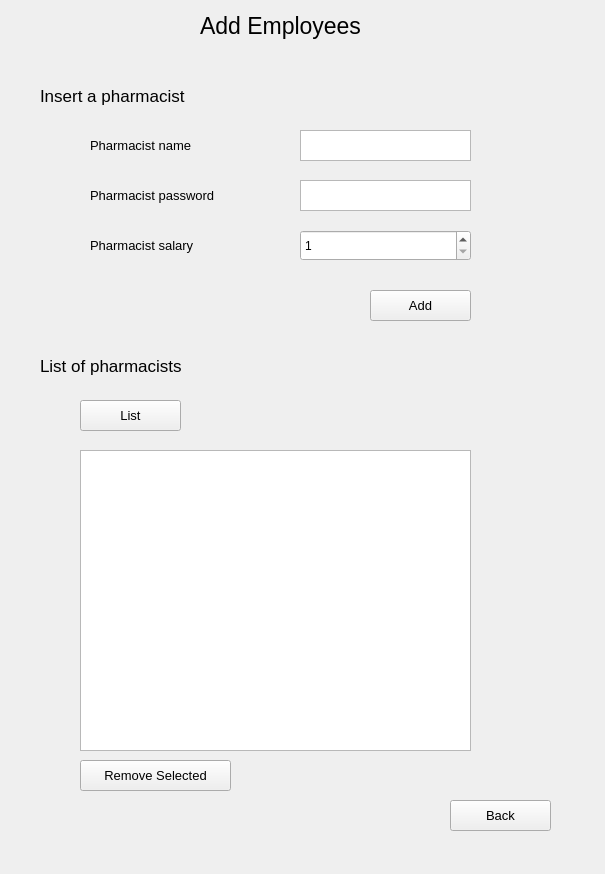
The window that add_employees_window.ui (osamamuhammad3623/pharmacy_management_system) describes before a commit, drawn with Qt 5.
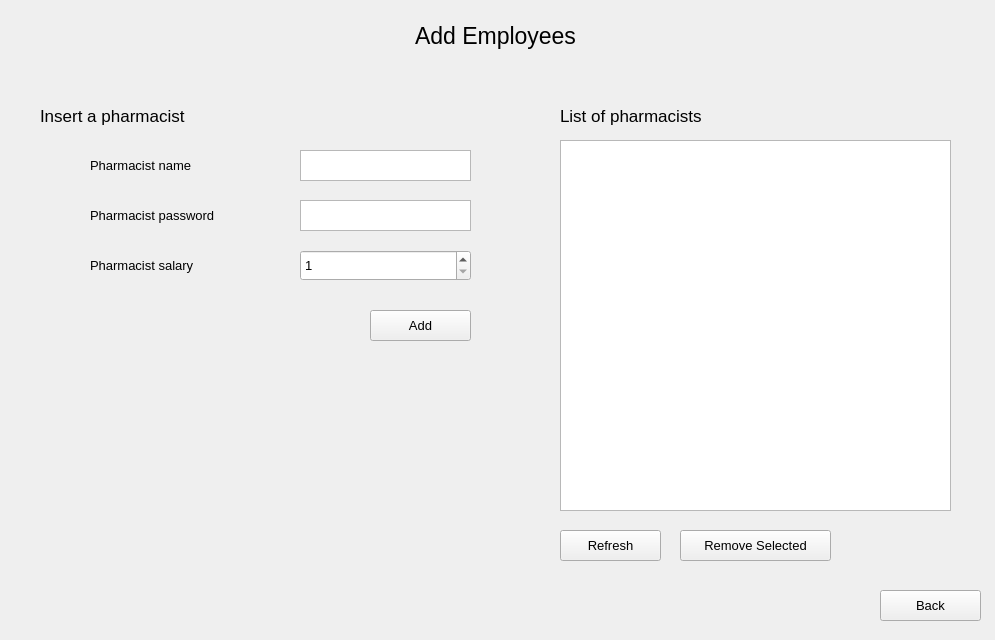
The same window after the commit.

Diff of the .ui file:
```diff
--- a/add_employees_window.ui
+++ b/add_employees_window.ui
@@ -6,8 +6,8 @@
    <rect>
     <x>0</x>
     <y>0</y>
-    <width>605</width>
-    <height>874</height>
+    <width>995</width>
+    <height>640</height>
    </rect>
   </property>
   <property name="windowTitle">
@@ -16,8 +16,8 @@
   <widget class="QPushButton" name="pushButton">
    <property name="geometry">
     <rect>
-     <x>80</x>
-     <y>400</y>
+     <x>560</x>
+     <y>530</y>
      <width>101</width>
      <height>31</height>
     </rect>
@@ -28,14 +28,14 @@
     </font>
    </property>
    <property name="text">
-    <string>List</string>
+    <string>Refresh</string>
    </property>
   </widget>
   <widget class="QLabel" name="label_5">
    <property name="geometry">
     <rect>
      <x>90</x>
-     <y>230</y>
+     <y>250</y>
      <width>171</width>
      <height>31</height>
     </rect>
@@ -53,7 +53,7 @@
    <property name="geometry">
     <rect>
      <x>370</x>
-     <y>290</y>
+     <y>310</y>
      <width>101</width>
      <height>31</height>
     </rect>
@@ -71,7 +71,7 @@
    <property name="geometry">
     <rect>
      <x>90</x>
-     <y>130</y>
+     <y>150</y>
      <width>141</width>
      <height>31</height>
     </rect>
@@ -88,28 +88,38 @@
   <widget class="QTableWidget" name="tableWidget">
    <property name="geometry">
     <rect>
-     <x>80</x>
-     <y>450</y>
+     <x>560</x>
+     <y>140</y>
      <width>391</width>
-     <height>301</height>
+     <height>371</height>
     </rect>
    </property>
+   <property name="font">
+    <font>
+     <pointsize>10</pointsize>
+    </font>
+   </property>
   </widget>
   <widget class="QTextEdit" name="textEdit">
    <property name="geometry">
     <rect>
      <x>300</x>
-     <y>130</y>
+     <y>150</y>
      <width>171</width>
      <height>31</height>
     </rect>
    </property>
+   <property name="font">
+    <font>
+     <pointsize>10</pointsize>
+    </font>
+   </property>
   </widget>
   <widget class="QLabel" name="label_4">
    <property name="geometry">
     <rect>
-     <x>40</x>
-     <y>350</y>
+     <x>560</x>
+     <y>100</y>
      <width>221</width>
      <height>31</height>
     </rect>
@@ -126,8 +136,8 @@
   <widget class="QPushButton" name="pushButton_4">
    <property name="geometry">
     <rect>
-     <x>80</x>
-     <y>760</y>
+     <x>680</x>
+     <y>530</y>
      <width>151</width>
      <height>31</height>
     </rect>
@@ -145,11 +155,16 @@
    <property name="geometry">
     <rect>
      <x>300</x>
-     <y>230</y>
+     <y>250</y>
      <width>171</width>
      <height>31</height>
     </rect>
    </property>
+   <property name="font">
+    <font>
+     <pointsize>10</pointsize>
+    </font>
+   </property>
    <property name="minimum">
     <number>1</number>
    </property>
@@ -160,8 +175,8 @@
   <widget class="QPushButton" name="pushButton_3">
    <property name="geometry">
     <rect>
-     <x>450</x>
-     <y>800</y>
+     <x>880</x>
+     <y>590</y>
      <width>101</width>
      <height>31</height>
     </rect>
@@ -179,7 +194,7 @@
    <property name="geometry">
     <rect>
      <x>90</x>
-     <y>180</y>
+     <y>200</y>
      <width>171</width>
      <height>31</height>
     </rect>
@@ -197,7 +212,7 @@
    <property name="geometry">
     <rect>
      <x>40</x>
-     <y>80</y>
+     <y>100</y>
      <width>221</width>
      <height>31</height>
     </rect>
@@ -215,19 +230,24 @@
    <property name="geometry">
     <rect>
      <x>300</x>
-     <y>180</y>
+     <y>200</y>
      <width>171</width>
      <height>31</height>
     </rect>
    </property>
+   <property name="font">
+    <font>
+     <pointsize>10</pointsize>
+    </font>
+   </property>
   </widget>
   <widget class="QLabel" name="label_6">
    <property name="geometry">
     <rect>
-     <x>170</x>
+     <x>10</x>
      <y>10</y>
-     <width>221</width>
-     <height>31</height>
+     <width>971</width>
+     <height>51</height>
     </rect>
    </property>
    <property name="font">
```
Left out of the diff: 16 changed lines with no effect on the pictures.
